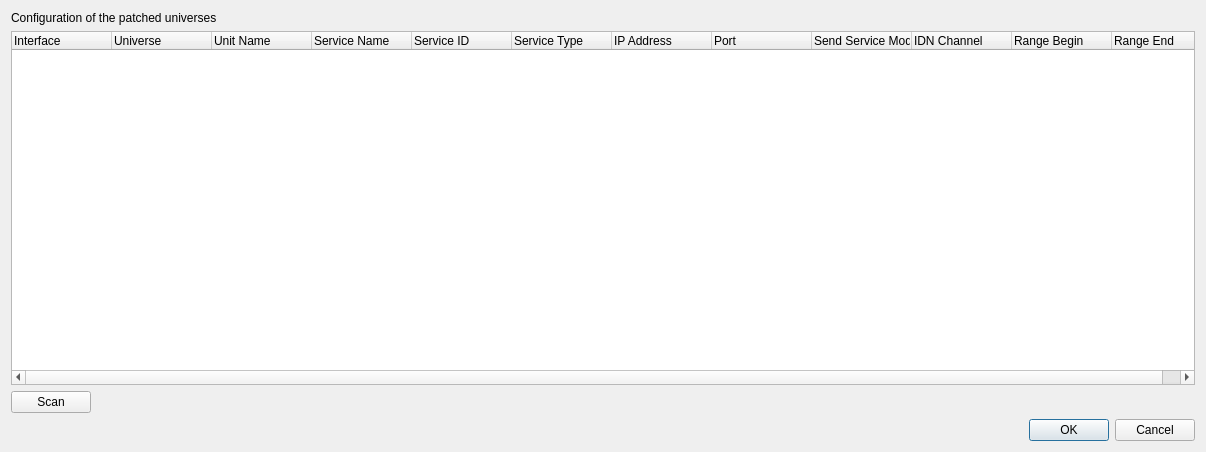
mcallegari/qlcplus, file plugins/idn/idnconfiguration.ui: the form before one commit.
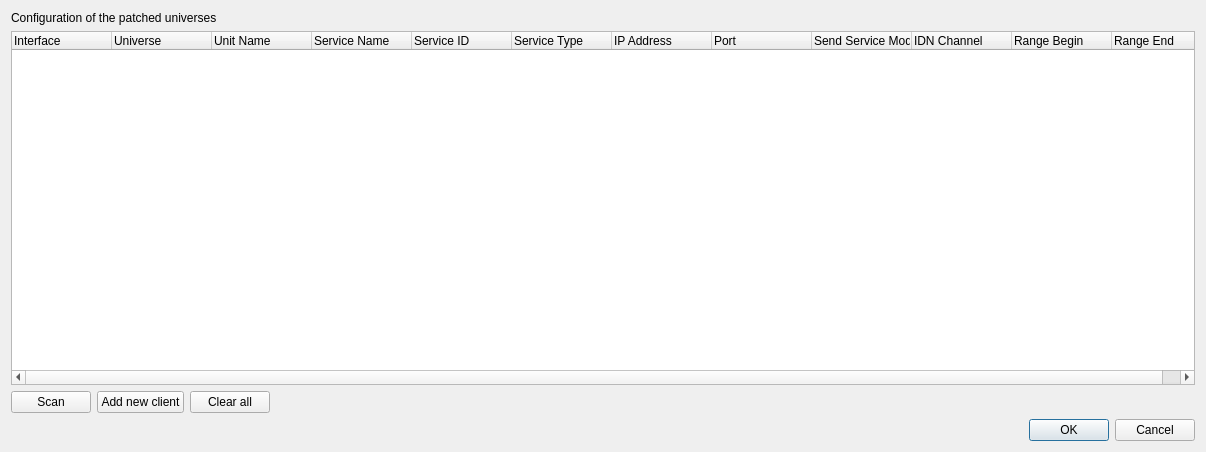
The form after the commit.

The edit to the form file:
```diff
--- a/plugins/idn/idnconfiguration.ui
+++ b/plugins/idn/idnconfiguration.ui
@@ -92,6 +92,8 @@
     </widget>
    </item>
    <item>
+    <layout class="QHBoxLayout" name="buttonsLayout">
+     <item>
     <widget class="QPushButton" name="m_scanButton">
      <property name="sizePolicy">
       <sizepolicy hsizetype="Fixed" vsizetype="Minimum">
@@ -103,6 +105,47 @@
       <string>Scan</string>
      </property>
     </widget>
+     </item>
+     <item>
+      <widget class="QPushButton" name="m_addClientButton">
+       <property name="sizePolicy">
+        <sizepolicy hsizetype="Fixed" vsizetype="Minimum">
+         <horstretch>0</horstretch>
+         <verstretch>0</verstretch>
+        </sizepolicy>
+       </property>
+       <property name="text">
+        <string>Add new client</string>
+       </property>
+      </widget>
+     </item>
+     <item>
+      <widget class="QPushButton" name="m_clearButton">
+       <property name="sizePolicy">
+        <sizepolicy hsizetype="Fixed" vsizetype="Minimum">
+         <horstretch>0</horstretch>
+         <verstretch>0</verstretch>
+        </sizepolicy>
+       </property>
+       <property name="text">
+        <string>Clear all</string>
+       </property>
+      </widget>
+     </item>
+     <item>
+      <spacer name="buttonsSpacer">
+       <property name="orientation">
+        <enum>Qt::Orientation::Horizontal</enum>
+       </property>
+       <property name="sizeHint" stdset="0">
+        <size>
+         <width>40</width>
+         <height>20</height>
+        </size>
+       </property>
+      </spacer>
+     </item>
+    </layout>
    </item>
    <item>
     <widget class="QDialogButtonBox" name="m_buttonBox">
```
Lines whose indentation alone changed are shown as unchanged.
